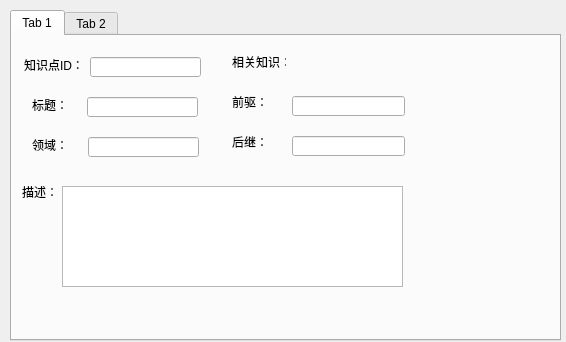
This is PatternKnowledgeEducationSystem/helper/attribution.ui in JosanSun/NewGenerationNetworkEducation as Qt 5 draws it before an edit. The edited form follows.
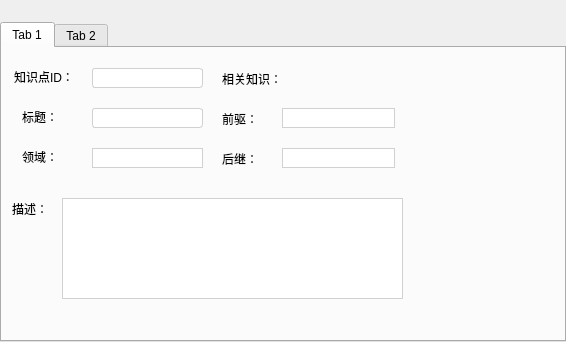
This is the edited form. Icons and pictures are not drawn.

Patch:
```diff
--- a/PatternKnowledgeEducationSystem/helper/attribution.ui
+++ b/PatternKnowledgeEducationSystem/helper/attribution.ui
@@ -18,14 +18,78 @@
     <normalon>:/images/icon.png</normalon>
    </iconset>
   </property>
+  <layout class="QVBoxLayout" name="verticalLayout">
+   <property name="spacing">
+    <number>0</number>
+   </property>
+   <property name="leftMargin">
+    <number>0</number>
+   </property>
+   <property name="topMargin">
+    <number>0</number>
+   </property>
+   <property name="rightMargin">
+    <number>0</number>
+   </property>
+   <property name="bottomMargin">
+    <number>0</number>
+   </property>
+   <item>
+    <layout class="QHBoxLayout" name="horizontalLayout">
+     <property name="spacing">
+      <number>0</number>
+     </property>
+     <item>
+      <spacer name="horizontalSpacer">
+       <property name="orientation">
+        <enum>Qt::Horizontal</enum>
+       </property>
+       <property name="sizeHint" stdset="0">
+        <size>
+         <width>40</width>
+         <height>20</height>
+        </size>
+       </property>
+      </spacer>
+     </item>
+     <item>
+      <widget class="QPushButton" name="buttonClose">
+       <property name="styleSheet">
+        <string notr="true">QPushButton#buttonClose
+{
+    background-color:transparent;
+}</string>
+       </property>
+       <property name="text">
+        <string/>
+       </property>
+       <property name="flat">
+        <bool>true</bool>
+       </property>
+      </widget>
+     </item>
+     <item>
+      <widget class="QPushButton" name="buttonMin">
+       <property name="styleSheet">
+        <string notr="true">QPushButton#buttonClose
+{
+    background-color:transparent;
+}</string>
+       </property>
+       <property name="text">
+        <string/>
+       </property>
+       <property name="flat">
+        <bool>true</bool>
+       </property>
+      </widget>
+     </item>
+    </layout>
+   </item>
+   <item>
   <widget class="QTabWidget" name="tabWidget">
-   <property name="geometry">
-    <rect>
-     <x>10</x>
-     <y>10</y>
-     <width>551</width>
-     <height>331</height>
-    </rect>
+     <property name="styleSheet">
+      <string notr="true">font: 11pt &quot;幼圆&quot;;</string>
    </property>
    <property name="currentIndex">
     <number>0</number>
@@ -39,7 +103,7 @@
       <rect>
        <x>12</x>
        <y>21</y>
-       <width>60</width>
+         <width>121</width>
        <height>16</height>
       </rect>
      </property>
@@ -50,19 +114,28 @@
     <widget class="QLineEdit" name="idLineEdit">
      <property name="geometry">
       <rect>
-       <x>78</x>
-       <y>21</y>
+         <x>90</x>
+         <y>20</y>
        <width>111</width>
        <height>20</height>
       </rect>
      </property>
+       <property name="styleSheet">
+        <string notr="true">QLineEdit
+{
+    background:white;
+    border-radius:3px;
+    padding-left:3px;
+    border: 1px solid rgb(209 , 209 , 209);
+}</string>
+       </property>
     </widget>
     <widget class="QLabel" name="label_2">
      <property name="geometry">
       <rect>
        <x>20</x>
        <y>61</y>
-       <width>36</width>
+         <width>51</width>
        <height>16</height>
       </rect>
      </property>
@@ -73,19 +146,28 @@
     <widget class="QLineEdit" name="titleLineEdit">
      <property name="geometry">
       <rect>
-       <x>75</x>
-       <y>61</y>
+         <x>90</x>
+         <y>60</y>
        <width>111</width>
        <height>20</height>
       </rect>
      </property>
+       <property name="styleSheet">
+        <string notr="true">QLineEdit
+{
+    background:white;
+    border-radius:3px;
+    padding-left:3px;
+    border: 1px solid rgb(209 , 209 , 209);
+}</string>
+       </property>
     </widget>
     <widget class="QLabel" name="label_3">
      <property name="geometry">
       <rect>
        <x>20</x>
        <y>101</y>
-       <width>36</width>
+         <width>51</width>
        <height>16</height>
       </rect>
      </property>
@@ -96,20 +178,29 @@
     <widget class="QLineEdit" name="domainLineEdit">
      <property name="geometry">
       <rect>
-       <x>76</x>
-       <y>101</y>
+         <x>90</x>
+         <y>100</y>
        <width>111</width>
        <height>20</height>
       </rect>
      </property>
+       <property name="styleSheet">
+        <string notr="true">QLineEdit
+{
+    background:white;
+    border-radius:px;
+    padding-left:px;
+    border: 1px solid rgb(209 , 209 , 209);
+}</string>
+       </property>
     </widget>
     <widget class="QLabel" name="label_4">
      <property name="geometry">
       <rect>
        <x>10</x>
        <y>150</y>
-       <width>54</width>
-       <height>12</height>
+         <width>61</width>
+         <height>21</height>
       </rect>
      </property>
      <property name="text">
@@ -119,20 +210,29 @@
     <widget class="QTextEdit" name="textEdit">
      <property name="geometry">
       <rect>
-       <x>50</x>
+         <x>60</x>
        <y>150</y>
        <width>341</width>
        <height>101</height>
       </rect>
      </property>
+       <property name="styleSheet">
+        <string notr="true">QTextEdit
+{
+    background:white;
+    border-radius:px;
+    padding-left:px;
+    border: 1px solid rgb(209 , 209 , 209);
+}</string>
+       </property>
     </widget>
     <widget class="QLabel" name="label_5">
      <property name="geometry">
       <rect>
        <x>220</x>
        <y>20</y>
-       <width>54</width>
-       <height>12</height>
+         <width>81</width>
+         <height>21</height>
       </rect>
      </property>
      <property name="text">
@@ -148,6 +248,15 @@
        <height>20</height>
       </rect>
      </property>
+       <property name="styleSheet">
+        <string notr="true">QLineEdit
+{
+    background:white;
+    border-radius:px;
+    padding-left:px;
+    border: 1px solid rgb(209 , 209 , 209);
+}</string>
+       </property>
     </widget>
     <widget class="QLabel" name="label_6">
      <property name="geometry">
@@ -155,7 +264,7 @@
        <x>220</x>
        <y>60</y>
        <width>54</width>
-       <height>12</height>
+         <height>21</height>
       </rect>
      </property>
      <property name="text">
@@ -168,7 +277,7 @@
        <x>220</x>
        <y>100</y>
        <width>54</width>
-       <height>12</height>
+         <height>21</height>
       </rect>
      </property>
      <property name="text">
@@ -184,6 +293,15 @@
        <height>20</height>
       </rect>
      </property>
+       <property name="styleSheet">
+        <string notr="true">QLineEdit
+{
+    background:white;
+    border-radius:px;
+    padding-left:px;
+    border: 1px solid rgb(209 , 209 , 209);
+}</string>
+       </property>
     </widget>
    </widget>
    <widget class="QWidget" name="tab2">
@@ -409,6 +527,8 @@
     </widget>
    </widget>
   </widget>
+   </item>
+  </layout>
  </widget>
  <layoutdefault spacing="6" margin="11"/>
  <resources/>
```
Left out of the diff: 42 changed lines with no effect on the pictures. Lines whose indentation alone changed are shown as unchanged.
